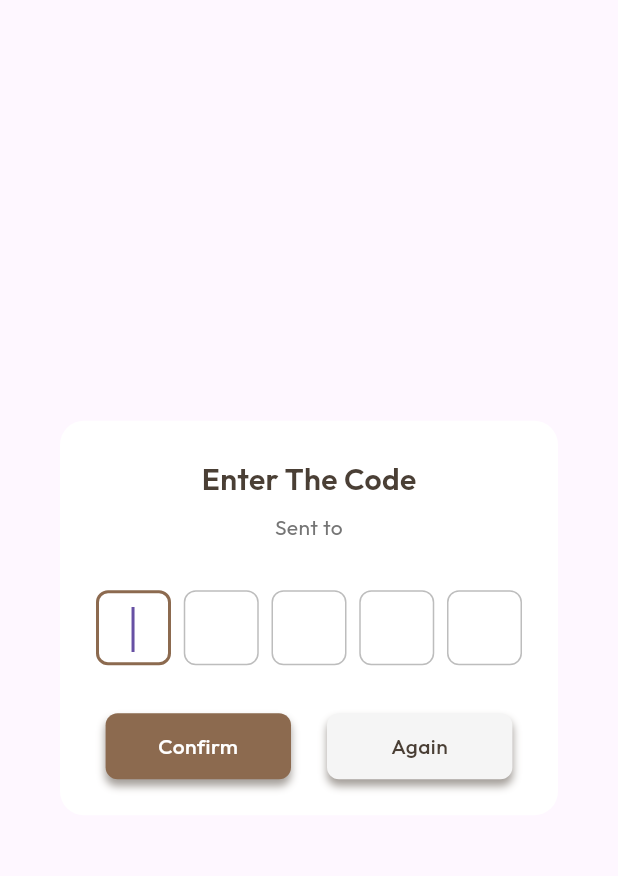
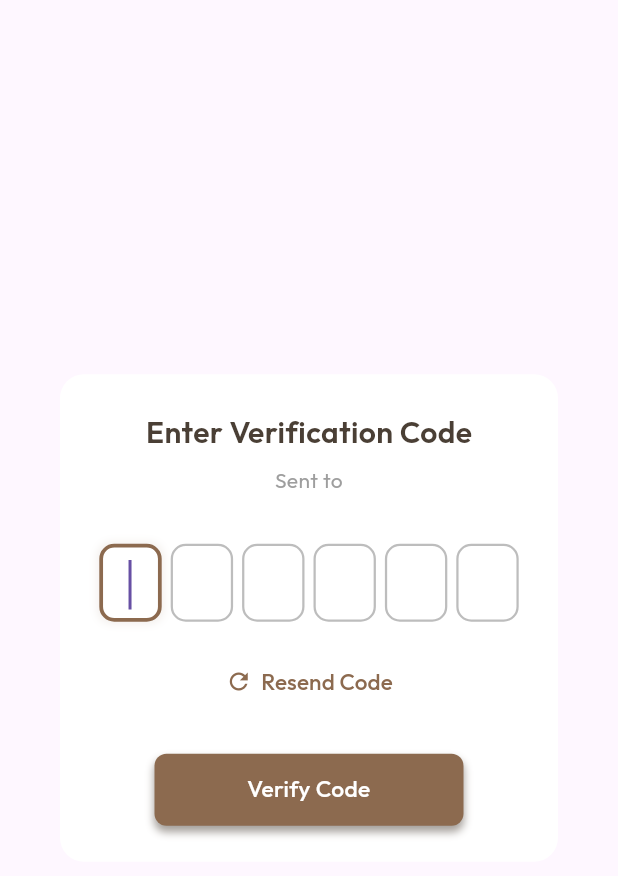
Before and after one commit to Rajaatawe/Internet_Project, a Flutter app: the OtpDialogContent widget shown alone on an empty page, opened directly with empty values, on a phone screen of 412 x 824 dp. Shown: the top 876 px of the screen. Run offline on Flutter 3.47's test engine with Material 3 defaults, Android fonts, the phone set to English and light mode, and no system bars; our stand-ins replace buttons_tabbar, chewie, dio, email_validator, equatable, file_picker and 12 more; accounts and stored records are empty; network calls fail; project files that could hold a hidden picture were left out.

Commit message:
send otp and verify integration

```diff
--- a/lib/features/auth/cubit/auth_cubit.dart
+++ b/lib/features/auth/cubit/auth_cubit.dart
@@ -87,7 +87,7 @@ class AuthCubit extends Cubit<AuthState> {
   Future<void> sendOtp(String email) async {
     emit(state.copyWith(otpState: StateValue.loading));
     try {
-    await _remoteDatasource.performAuthRequest("send-otp",{'email':email},(map){}, useToken: false);
+    await _remoteDatasource.performPostRequest("send-otp",{'email':email},(map){}, useToken: false);
       emit(state.copyWith(
         otpState: StateValue.success,
         otpMessage: "OTP sent",
@@ -106,7 +106,7 @@ class AuthCubit extends Cubit<AuthState> {
   Future<void> verifyOtp(String code, String email) async {
     emit(state.copyWith(verifyOtpState: StateValue.loading));
     try {
-    await _remoteDatasource.performAuthRequest("verify-otp",{'code':code ,'email':email}, (map){}, useToken: false);
+await _remoteDatasource.performPostRequest("verify-otp",{'otp':code ,'email':email}, (map){}, useToken: false);
       emit(state.copyWith(
         verifyOtpState: StateValue.success,
         verifyOtpMessage: "OTP verified",
--- a/lib/features/auth/widgets/otp_dialoge_content.dart
+++ b/lib/features/auth/widgets/otp_dialoge_content.dart
@@ -18,11 +18,12 @@ class OtpDialogContent extends StatefulWidget {
 }
 
 class _OtpDialogContentState extends State<OtpDialogContent> {
-  final List<TextEditingController> _controllers = List.generate(
-    5,
-    (_) => TextEditingController(),
-  );
-  final List<FocusNode> _focusNodes = List.generate(5, (_) => FocusNode());
+  final List<TextEditingController> _controllers =
+      List.generate(6, (_) => TextEditingController());
+
+  final List<FocusNode> _focusNodes =
+      List.generate(6, (_) => FocusNode());
+
   bool _isResending = false;
   bool _isVerifying = false;
 
@@ -38,16 +39,16 @@ class _OtpDialogContentState extends State<OtpDialogContent> {
   Widget build(BuildContext context) {
     return BlocListener<AuthCubit, AuthState>(
       listener: (context, state) {
-        // Handle OTP verification success
-        if (state.verifyOtpState == StateValue.success && _isVerifying) {
+        /// ---------------- VERIFY OTP ----------------
+        if (_isVerifying) {
+          if (state.verifyOtpState == StateValue.success) {
             setState(() {
               _isVerifying = false;
             });
 
-          final code = _controllers.map((c) => c.text).join();
-          if (widget.onVerified != null) {
-            widget.onVerified!(code);
-          }
+            final code = _controllers.map((e) => e.text).join();
+            widget.onVerified?.call(code);
+
             Navigator.pop(context, code);
 
             ScaffoldMessenger.of(context).showSnackBar(
@@ -56,12 +57,11 @@ class _OtpDialogContentState extends State<OtpDialogContent> {
                 backgroundColor: Colors.green,
               ),
             );
-        }
-        // Handle OTP verification error
-        else if (state.verifyOtpState == StateValue.error && _isVerifying) {
+          } else if (state.verifyOtpState == StateValue.error) {
             setState(() {
               _isVerifying = false;
             });
+
             ScaffoldMessenger.of(context).showSnackBar(
               SnackBar(
                 content: Text(state.verifyOtpMessage),
@@ -69,8 +69,11 @@ class _OtpDialogContentState extends State<OtpDialogContent> {
               ),
             );
           }
-        // Handle OTP resend success
-        else if (state.otpState == StateValue.success && _isResending) {
+        }
+
+        /// ---------------- RESEND OTP ----------------
+        if (_isResending) {
+          if (state.otpState == StateValue.success) {
             setState(() {
               _isResending = false;
             });
@@ -80,9 +83,7 @@ class _OtpDialogContentState extends State<OtpDialogContent> {
                 backgroundColor: Colors.green,
               ),
             );
-        }
-        // Handle OTP resend error
-        else if (state.otpState == StateValue.error && _isResending) {
+          } else if (state.otpState == StateValue.error) {
             setState(() {
               _isResending = false;
             });
@@ -93,46 +94,41 @@ class _OtpDialogContentState extends State<OtpDialogContent> {
               ),
             );
           }
+        }
       },
       child: Dialog(
         backgroundColor: Colors.white,
-        elevation: 0,
         shape: RoundedRectangleBorder(borderRadius: BorderRadius.circular(16)),
         child: Container(
           width: ResponsiveUtils.isMobile(context)
-              ? MediaQuery.of(context).size.width * 0.85
+              ? MediaQuery.of(context).size.width * 0.9
               : ResponsiveUtils.isTablet(context)
-              ? 400
-              : 450,
+                  ? 480
+                  : 520,
           padding: EdgeInsets.all(ResponsiveUtils.mediumSpacing(context)),
           child: Column(
             mainAxisSize: MainAxisSize.min,
             children: [
-              // Title
               Text(
-                "Enter The Code",
+                "Enter Verification Code",
                 style: TextStyle(
                   fontSize: ResponsiveUtils.titleTextSize(context) + 2,
                   fontWeight: FontWeight.w600,
                   color: darkBrown,
                 ),
               ),
-              SizedBox(height: 8),
+              const SizedBox(height: 8),
               Text(
                 "Sent to ${widget.email}",
-                style: TextStyle(fontSize: 14, color: Colors.grey[600]),
+                style: const TextStyle(fontSize: 14, color: Colors.grey),
                 textAlign: TextAlign.center,
               ),
-
               SizedBox(height: ResponsiveUtils.largeSpacing(context)),
-
-              // OTP Input Fields - 5 boxes
               _buildOtpFields(context),
-
-              SizedBox(height: ResponsiveUtils.largeSpacing(context)),
-
-              // Buttons Row
-              _buildButtonsRow(context),
+              const SizedBox(height: 16),
+              _buildResendButton(context),
+              SizedBox(height: ResponsiveUtils.mediumSpacing(context)),
+              _buildConfirmButton(context),
             ],
           ),
         ),
@@ -140,59 +136,67 @@ class _OtpDialogContentState extends State<OtpDialogContent> {
     );
   }
 
+  // ---------------------------------------------------------------
+  // OTP BOXES
+  // ---------------------------------------------------------------
   Widget _buildOtpFields(BuildContext context) {
     final isMobile = ResponsiveUtils.isMobile(context);
-    final boxSize = ResponsiveUtils.isDesktop(context)
-        ? 60
-        : ResponsiveUtils.isTablet(context)
-        ? 55
-        : 50;
+    final isTablet = ResponsiveUtils.isTablet(context);
+    final isDesktop = ResponsiveUtils.isDesktop(context);
+
+    final boxSize = isDesktop ? 60 : isTablet ? 56 : 52;
+    final spacing = isMobile ? 6.0 : 8.0;
 
     return Row(
-      mainAxisAlignment: MainAxisAlignment.spaceBetween,
-      children: List.generate(5, (index) {
+      mainAxisAlignment: MainAxisAlignment.center,
+      children: List.generate(6, (index) {
         return Container(
-          width: boxSize.toDouble(),
+          margin: EdgeInsets.only(right: index < 5 ? spacing : 0),
+          width: boxSize * 0.8,
           height: boxSize.toDouble(),
           decoration: BoxDecoration(
-            borderRadius: BorderRadius.circular(8),
+            borderRadius: BorderRadius.circular(10),
             border: Border.all(
               color: _focusNodes[index].hasFocus
                   ? primaryColor
                   : Colors.grey[400]!,
-              width: _focusNodes[index].hasFocus ? 2 : 1,
+              width: _focusNodes[index].hasFocus ? 2.5 : 1.5,
             ),
             color: Colors.white,
+            boxShadow: _focusNodes[index].hasFocus
+                ? [
+                    BoxShadow(
+                      color: primaryColor.withOpacity(0.1),
+                      blurRadius: 4,
+                      spreadRadius: 1,
+                    )
+                  ]
+                : null,
           ),
           child: TextField(
             controller: _controllers[index],
             focusNode: _focusNodes[index],
             keyboardType: TextInputType.number,
-            textInputAction: index == 4
-                ? TextInputAction.done
-                : TextInputAction.next,
             maxLength: 1,
             textAlign: TextAlign.center,
-            style: TextStyle(
-              fontSize: ResponsiveUtils.isDesktop(context) ? 24 : 20,
-              fontWeight: FontWeight.bold,
-              color: darkBrown,
-            ),
             decoration: const InputDecoration(
               counterText: "",
               border: InputBorder.none,
-              contentPadding: EdgeInsets.zero,
+            ),
+            style: TextStyle(
+              fontSize: isDesktop ? 26 : isTablet ? 24 : 22,
+              fontWeight: FontWeight.w600,
+              color: darkBrown,
             ),
             onChanged: (value) {
-              if (value.isNotEmpty && index < 4) {
+              // Move forward on input
+              if (value.isNotEmpty && index < 5) {
                 FocusScope.of(context).requestFocus(_focusNodes[index + 1]);
-              } else if (value.isEmpty && index > 0) {
-                FocusScope.of(context).requestFocus(_focusNodes[index - 1]);
               }
 
-              // Auto-submit when all fields are filled
-              if (value.isNotEmpty && index == 4) {
-                _submitOtp(context);
+              // Move backward on delete
+              if (value.isEmpty && index > 0) {
+                FocusScope.of(context).requestFocus(_focusNodes[index - 1]);
               }
             },
           ),
@@ -201,89 +205,100 @@ class _OtpDialogContentState extends State<OtpDialogContent> {
     );
   }
 
-  Widget _buildButtonsRow(BuildContext context) {
-    final isMobile = ResponsiveUtils.isMobile(context);
-    final buttonWidth = isMobile
-        ? MediaQuery.of(context).size.width * 0.3
-        : ResponsiveUtils.isTablet(context)
-        ? 140
-        : 160;
-
+  // ---------------------------------------------------------------
+  Widget _buildResendButton(BuildContext context) {
     return BlocBuilder<AuthCubit, AuthState>(
       builder: (context, state) {
-        return Row(
-          mainAxisAlignment: MainAxisAlignment.center,
+        return TextButton(
+          onPressed: _isResending ? null : _resendOtp,
+          child: Row(
+            mainAxisSize: MainAxisSize.min,
             children: [
-            // Confirm button
-            CustomButton(
-              width: buttonWidth.toDouble(),
-              height: ResponsiveUtils.buttonHeight(context) - 4,
-              title: _isVerifying ? "Verifying..." : "Confirm",
-              backgroundColor: primaryColor,
-              titleColor: Colors.white,
-              onTap: _isVerifying ? null : () => _submitOtp(context),
+              Icon(
+                Icons.refresh,
+                size: 18,
+                color: _isResending ? Colors.grey : primaryColor,
               ),
-
-            SizedBox(width: ResponsiveUtils.mediumSpacing(context)),
-
-            // Again button
-            CustomButton(
-              width: buttonWidth.toDouble(),
-              height: ResponsiveUtils.buttonHeight(context) - 4,
-              title: _isResending ? "Sending..." : "Again",
-              backgroundColor: Colors.grey[100]!,
-              titleColor: darkBrown,
-              onTap: _isResending ? null : _resendOtp,
+              const SizedBox(width: 6),
+              Text(
+                _isResending ? "Sending..." : "Resend Code",
+                style: TextStyle(
+                  fontSize: 15,
+                  color: _isResending ? Colors.grey : primaryColor,
+                  fontWeight: FontWeight.w500,
+                ),
               ),
             ],
+          ),
         );
       },
     );
   }
 
+  Widget _buildConfirmButton(BuildContext context) {
+    final isMobile = ResponsiveUtils.isMobile(context);
+
+    final buttonWidth = isMobile
+        ? MediaQuery.of(context).size.width * 0.5
+        : ResponsiveUtils.isTablet(context)
+            ? 220
+            : 240;
+
+    return BlocBuilder<AuthCubit, AuthState>(
+      builder: (context, state) {
+        return CustomButton(
+          width: buttonWidth.toDouble(),
+          height: ResponsiveUtils.buttonHeight(context),
+          title: _isVerifying ? "Verifying..." : "Verify Code",
+          backgroundColor: primaryColor,
+          titleColor: Colors.white,
+          onTap: _isVerifying ? null : () => _submitOtp(context),
+        );
+      },
+    );
+  }
+
+  // ---------------------------------------------------------------
+  // VERIFICATION LOGIC - Only triggered by button click
+  // ---------------------------------------------------------------
   void _submitOtp(BuildContext context) {
     final code = _controllers.map((c) => c.text).join();
-    if (code.length == 5) {
-      setState(() {
-        _isVerifying = true;
-      });
-      // Call verifyOtp from AuthCubit
-      context.read<AuthCubit>().verifyOtp(code, widget.email);
-    } else {
+
+    if (code.length != 6) {
       ScaffoldMessenger.of(context).showSnackBar(
-        SnackBar(
-          content: const Text("Please enter all 5 digits"),
+        const SnackBar(
+          content: Text("Please enter all 6 digits"),
           backgroundColor: Colors.red,
-          behavior: SnackBarBehavior.floating,
-          shape: RoundedRectangleBorder(borderRadius: BorderRadius.circular(8)),
         ),
       );
+      return;
     }
+
+    setState(() => _isVerifying = true);
+    context.read<AuthCubit>().verifyOtp(code, widget.email);
   }
 
   void _resendOtp() {
-    setState(() {
-      _isResending = true;
-    });
-    _clearOtpFields();
-    // Call sendOtp from AuthCubit
-    context.read<AuthCubit>().sendOtp(widget.email);
+    setState(() => _isResending = true);
+
+    // Clear all fields
+    for (var ctrl in _controllers) {
+      ctrl.clear();
     }
 
-  void _clearOtpFields() {
-    for (final controller in _controllers) {
-      controller.clear();
-    }
+    // Move focus back to first box
     FocusScope.of(context).requestFocus(_focusNodes[0]);
+
+    context.read<AuthCubit>().sendOtp(widget.email);
   }
 
   @override
   void dispose() {
-    for (final controller in _controllers) {
-      controller.dispose();
+    for (var c in _controllers) {
+      c.dispose();
     }
-    for (final focusNode in _focusNodes) {
-      focusNode.dispose();
+    for (var f in _focusNodes) {
+      f.dispose();
     }
     super.dispose();
   }
```
Lines whose indentation alone changed are shown as unchanged.
